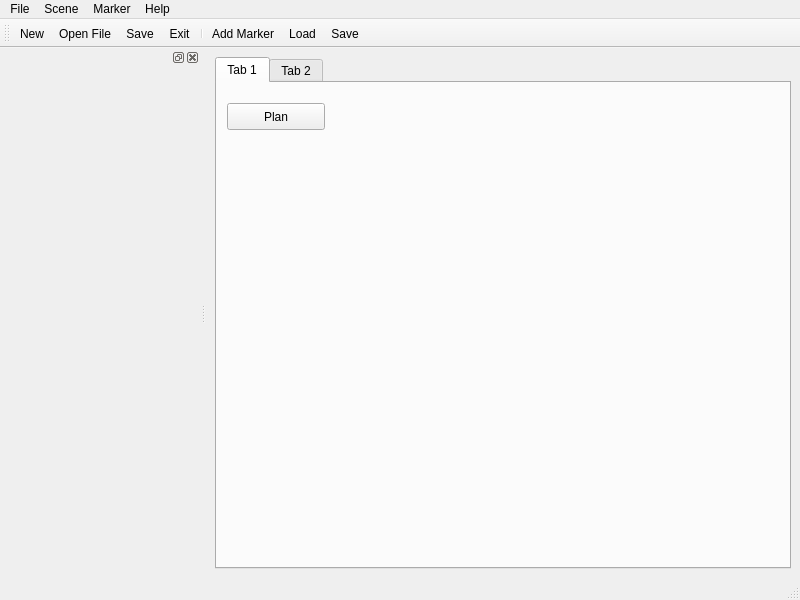
Qt form hiveground/hg_apps/hg_inspector_arm/src/inspector_arm.ui (cuixiongyi/hiveground-ros-pkg) before a commit.
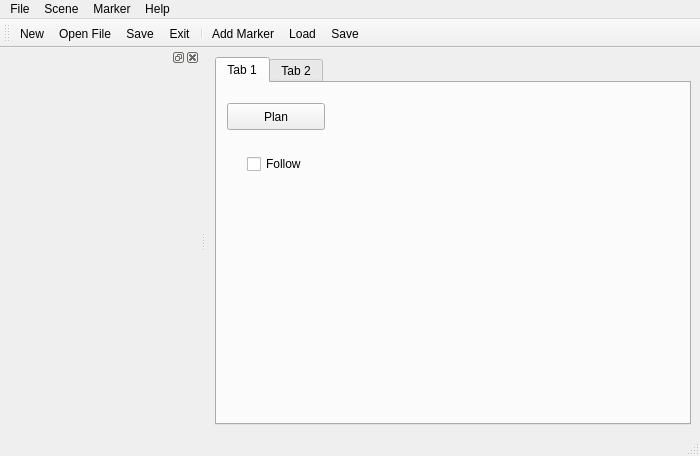
The same form after that commit.

What changed in the file:
```diff
--- a/hiveground/hg_apps/hg_inspector_arm/src/inspector_arm.ui
+++ b/hiveground/hg_apps/hg_inspector_arm/src/inspector_arm.ui
@@ -6,8 +6,8 @@
    <rect>
     <x>0</x>
     <y>0</y>
-    <width>800</width>
-    <height>600</height>
+    <width>700</width>
+    <height>456</height>
    </rect>
   </property>
   <property name="windowTitle">
@@ -34,6 +34,19 @@
          <string>Plan</string>
         </property>
        </widget>
+       <widget class="QCheckBox" name="checkBoxFollowPoint">
+        <property name="geometry">
+         <rect>
+          <x>30</x>
+          <y>70</y>
+          <width>97</width>
+          <height>22</height>
+         </rect>
+        </property>
+        <property name="text">
+         <string>Follow </string>
+        </property>
+       </widget>
       </widget>
       <widget class="QWidget" name="tab_2">
        <attribute name="title">
@@ -49,7 +62,7 @@
     <rect>
      <x>0</x>
      <y>0</y>
-     <width>800</width>
+     <width>700</width>
      <height>25</height>
     </rect>
    </property>
@@ -120,7 +133,7 @@
     <enum>TopToolBarArea</enum>
    </attribute>
    <attribute name="toolBarBreak">
-    <bool>true</bool>
+    <bool>false</bool>
    </attribute>
    <addaction name="actionNew"/>
    <addaction name="actionOpenFile"/>
```
